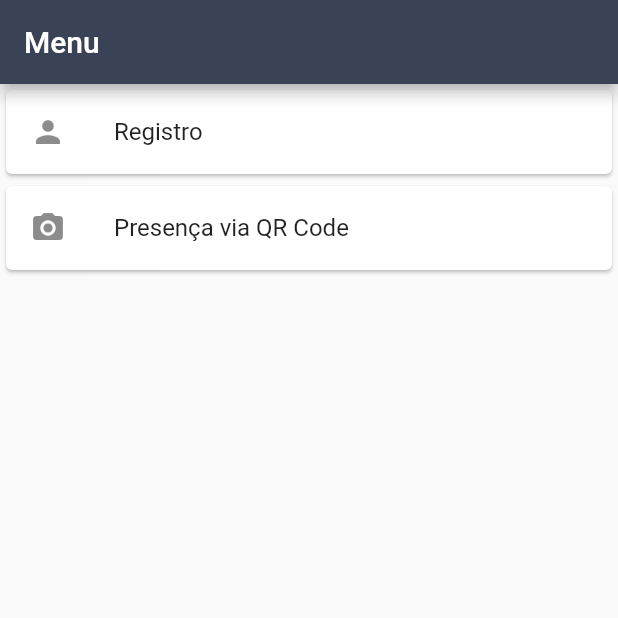
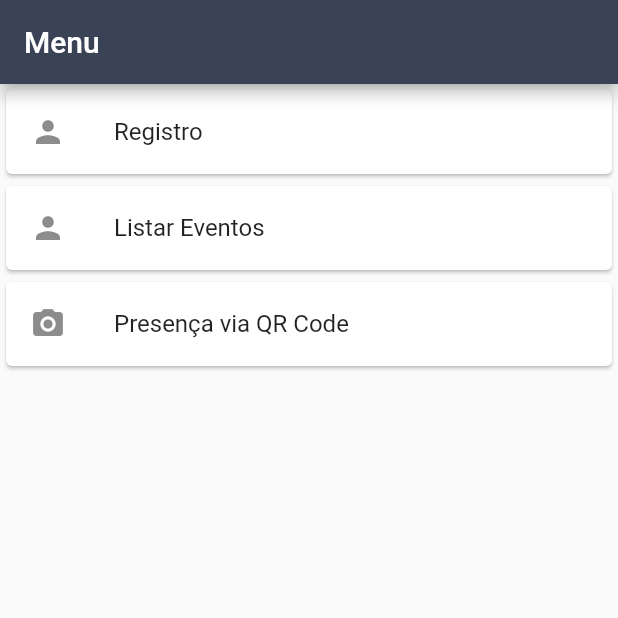
Before and after one commit to renatoconstanciofilho/interacao_furb, a Flutter app: the screen it shows after launch, on a phone screen of 412 x 824 dp, the top half of it. Run offline on Flutter 3.47's test engine with Material 2 defaults, Android fonts, the phone set to English and light mode, and no system bars; our stand-ins replace shared_preferences, toast; missing offline and left inert: qrcode_reader.

Commit message:
Adicionada rota para lista de eventos

```diff
--- a/lib/main.dart
+++ b/lib/main.dart
@@ -15,6 +15,7 @@ void main() => runApp(MaterialApp(
         routes: {
           '/': (context) => MainMenu(),
           '/register': (context) => Registration(),
+//          '/list_events': (context) => ListEvents(),
         }));
 
 String getStartupScreen(){
--- a/lib/main_menu.dart
+++ b/lib/main_menu.dart
@@ -1,6 +1,7 @@
 import 'package:flutter/material.dart';
 import 'package:qrcode_reader/qrcode_reader.dart';
 import 'package:toast/toast.dart';
+import 'package:shared_preferences/shared_preferences.dart';
 
 class MainMenu extends StatefulWidget {
   MainMenuPage createState() => MainMenuPage();
@@ -8,11 +9,16 @@ class MainMenu extends StatefulWidget {
 
 class MainMenuPage extends State<MainMenu> {
 
-  String firstname;
-  String lastname;
-  String email;
+  SharedPreferences sharedPreferences;
+  TextEditingController firstname = new TextEditingController();
+  TextEditingController lastname = new TextEditingController();
+  TextEditingController email = new TextEditingController();
 
-//  MainMenu({Key key, @required this.firstname, this.lastname, this.email }) : super(key:key);
+  @override
+  void initState() {
+    super.initState();
+    getSharedPrefs();
+  }
 
   @override
   Widget build(BuildContext context) {
@@ -33,6 +39,15 @@ class MainMenuPage extends State<MainMenu> {
           ),
           Card(
             child: ListTile(
+              leading: Icon(Icons.person),
+              title: Text('Listar Eventos'),
+              onTap: (){
+                Navigator.pushNamed(context, '/list');
+              },
+            ),
+          ),
+          Card(
+            child: ListTile(
               leading: Icon(Icons.camera_alt),
               title: Text('Presença via QR Code'),
               onTap: (){
@@ -45,6 +60,7 @@ class MainMenuPage extends State<MainMenu> {
                       .setExecuteAfterPermissionGranted(true)
                       .scan().then((s) {
                         showToast('Presença confirmada no evento: ' + s);
+//                        Utilizar o firstname.text.toString(), lastname... email... para confirmar a presença
                         print(s);
                       });
                 });
@@ -55,6 +71,14 @@ class MainMenuPage extends State<MainMenu> {
       ),
     );
   }
+
+  getSharedPrefs() async {
+    sharedPreferences = await SharedPreferences.getInstance();
+    firstname.text = sharedPreferences.getString('firstname');
+    lastname.text = sharedPreferences.getString('lastname');
+    email.text = sharedPreferences.getString('email');
+  }
+
   void showToast(String msg) {
     Toast.show(msg, context,
         duration: Toast.LENGTH_LONG, gravity: Toast.CENTER);
```
